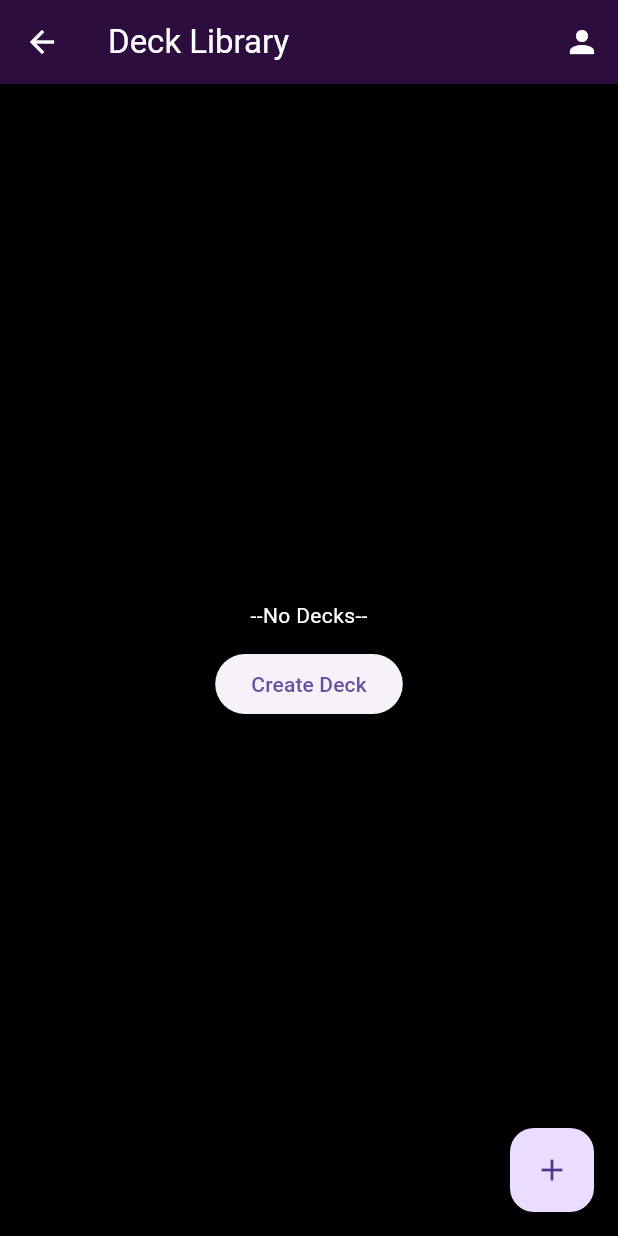
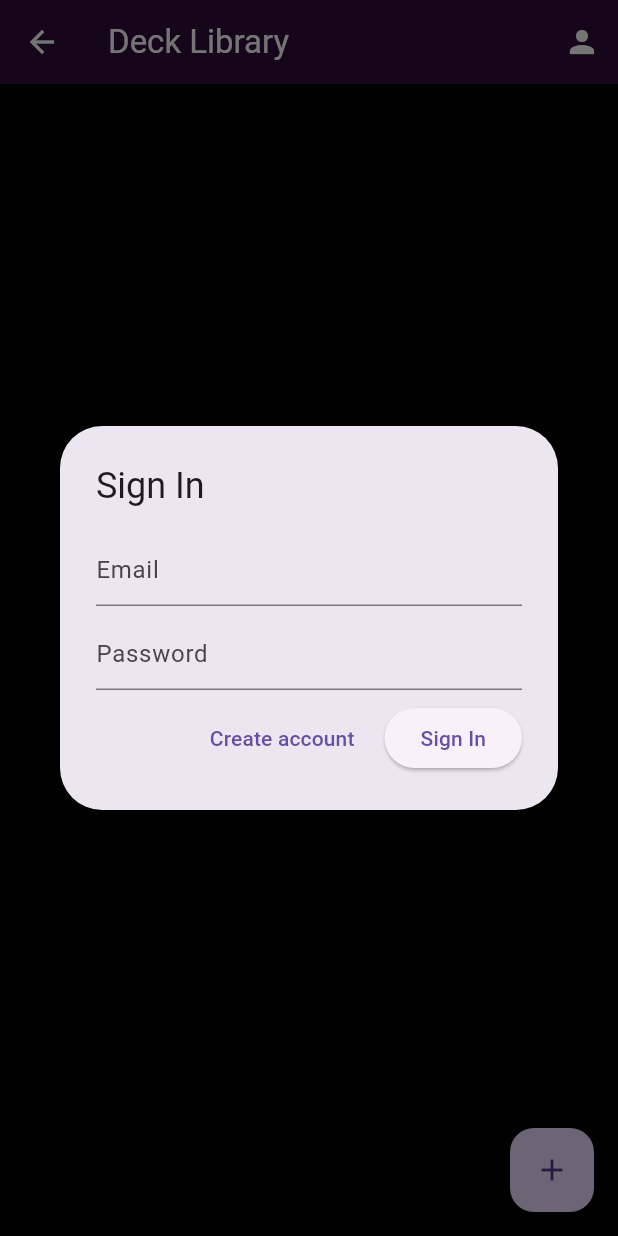
Before and after one commit to DrunkenRook/Projects, a Flutter app: the DeckLibrary screen opened directly, after a tap on the "person" icon, on a phone screen of 412 x 824 dp. Run offline on Flutter 3.47's test engine with Material 3 defaults, Android fonts, the phone set to English and light mode, and no system bars; network calls fail.

Commit message:
user sign in & save implemented, save data across program instances WIP

```diff
--- a/Flutter/casual_commander/lib/main.dart
+++ b/Flutter/casual_commander/lib/main.dart
@@ -3,6 +3,7 @@ import 'pages/rulebook.dart';
 import 'pages/card_search.dart';
 import 'pages/deck_library.dart';
 import 'pages/deck_manager.dart';
+import 'pages/auth.dart';
 
 Future<void> main() async {
   WidgetsFlutterBinding.ensureInitialized();
@@ -47,7 +48,9 @@ class HomePage extends StatelessWidget
           IconButton(
             icon: const Icon(Icons.person, color: Colors.white),
             tooltip: 'User',
-            onPressed: () {}, // placeholder for user details
+            onPressed: () async {
+              await showAuthDialog(context);
+            },
           ),
         ],
       ),
--- /dev/null
+++ b/Flutter/casual_commander/lib/pages/auth.dart
@@ -0,0 +1,102 @@
+import 'package:flutter/material.dart';
+import 'deck_manager.dart';
+
+Future<bool> showAuthDialog(BuildContext context) async {
+  final manager = DeckManager.instance;
+
+  return await showDialog<bool>(
+        context: context,
+        builder: (context) {
+          if (manager.currentUserEmail != null) {
+            final email = manager.currentUserEmail!;
+            return AlertDialog(
+              title: const Text('User'),
+              content: Text('Signed in as: $email'),
+              actions: [
+                TextButton(
+                  onPressed: () => Navigator.pop(context, false),
+                  child: const Text('Close'),
+                ),
+                TextButton(
+                  onPressed: () async {
+                    await manager.signOut();
+                    Navigator.pop(context, true);
+                  },
+                  child: const Text('Sign out'),
+                ),
+              ],
+            );
+          }
+
+          final emailController = TextEditingController();
+          final passwordController = TextEditingController();
+          bool isSignIn = true;
+          String? error;
+
+          return StatefulBuilder(builder: (context, setState) {
+            Future<void> tryAuth() async {
+              final email = emailController.text.trim();
+              final pw = passwordController.text;
+              bool ok = false;
+              if (isSignIn) {
+                ok = await manager.signIn(email, pw);
+              } else {
+                ok = await manager.signUp(email, pw);
+              }
+              if (ok) {
+                Navigator.pop(context, true);
+              } else {
+                setState(() {
+                  error = isSignIn ? 'Sign in failed' : 'Sign up failed';
+                });
+              }
+            }
+
+            return AlertDialog(
+              title: Text(isSignIn ? 'Sign In' : 'Sign Up'),
+              content: SizedBox(
+                width: double.maxFinite,
+                child: Column(
+                  mainAxisSize: MainAxisSize.min,
+                  children: [
+                    TextField(
+                      controller: emailController,
+                      decoration: const InputDecoration(hintText: 'Email'),
+                    ),
+                    const SizedBox(height: 8),
+                    TextField(
+                      controller: passwordController,
+                      obscureText: true,
+                      decoration: const InputDecoration(hintText: 'Password'),
+                    ),
+                    const SizedBox(height: 8),
+                    if (error != null)
+                      Text(error!, style: const TextStyle(color: Colors.red)),
+                    Row(
+                      mainAxisAlignment: MainAxisAlignment.end,
+                      children: [
+                        TextButton(
+                          onPressed: () {
+                            setState(() {
+                              isSignIn = !isSignIn;
+                              error = null;
+                            });
+                          },
+                          child: Text(isSignIn ? 'Create account' : 'Have an account?'),
+                        ),
+                        const SizedBox(width: 8),
+                        ElevatedButton(
+                          onPressed: tryAuth,
+                          child: Text(isSignIn ? 'Sign In' : 'Sign Up'),
+                        ),
+                      ],
+                    )
+                  ],
+                ),
+              ),
+            );
+          });
+        },
+      ) ??
+      false;
+}
--- a/Flutter/casual_commander/lib/pages/card_detail.dart
+++ b/Flutter/casual_commander/lib/pages/card_detail.dart
@@ -1,4 +1,5 @@
 import 'package:flutter/material.dart';
+import 'auth.dart';
 
 class CardDetail extends StatelessWidget
 {
@@ -31,7 +32,9 @@ class CardDetail extends StatelessWidget
           IconButton(
             icon: const Icon(Icons.person, color: Colors.white),
             tooltip: 'User',
-            onPressed: () {}, // placeholder for user details
+            onPressed: () async {
+              await showAuthDialog(context);
+            }, // placeholder for user details
           ),
         ],
       ),
--- a/Flutter/casual_commander/lib/pages/card_search.dart
+++ b/Flutter/casual_commander/lib/pages/card_search.dart
@@ -3,6 +3,7 @@ import 'package:flutter/material.dart';
 import 'package:http/http.dart' as http;
 import 'card_detail.dart';
 import 'deck_manager.dart';
+import 'auth.dart';
 
 class CardSearch extends StatefulWidget
 {
@@ -264,7 +265,10 @@ class CardSearchState extends State<CardSearch>
           IconButton(
             icon: const Icon(Icons.person, color: Colors.white),
             tooltip: 'User',
-            onPressed: () {}, // placeholder for user details
+            onPressed: () async {
+              final changed = await showAuthDialog(context);
+              if (changed == true) setState(() {});
+            },
           ),
         ],
       ),
--- a/Flutter/casual_commander/lib/pages/deck_library.dart
+++ b/Flutter/casual_commander/lib/pages/deck_library.dart
@@ -1,6 +1,7 @@
 import 'package:flutter/material.dart';
 import 'deck_manager.dart';
 import 'deck_detail.dart';
+import 'auth.dart';
 
 class DeckLibrary extends StatefulWidget {
   const DeckLibrary({super.key});
@@ -46,7 +47,10 @@ class _DeckLibraryState extends State<DeckLibrary> {
           IconButton(
             icon: const Icon(Icons.person, color: Colors.white),
             tooltip: 'User',
-            onPressed: () {}, // placeholder for user details
+            onPressed: () async {
+              final changed = await showAuthDialog(context);
+              if (changed == true) setState(() {});
+            }, // opens auth dialog
           ),
         ],
       ),
@@ -59,13 +63,12 @@ class _DeckLibraryState extends State<DeckLibrary> {
                   children: [
                     const Text('--No Decks--', style: TextStyle(color: Colors.white)),
                     const SizedBox(height: 12),
-                    ElevatedButton(onPressed: _createDeck, child: const Text('Create Deck')),
                   ],
                 ),
               )
             : ListView.separated(
                 itemCount: _decks.length,
-                separatorBuilder: (_, __) => const Divider(color: Colors.white24),
+                separatorBuilder: (_, __) => const Divider(color: Colors.white30),
                 itemBuilder: (context, index)
                 {
                   final deck = _decks[index];
--- a/Flutter/casual_commander/lib/pages/deck_manager.dart
+++ b/Flutter/casual_commander/lib/pages/deck_manager.dart
@@ -27,7 +27,14 @@ class DeckManager
 
   final List<Deck> _decks = [];
 
+  // users: email -> { 'password': string, 'decks': List<Map> }
+  final Map<String, Map<String, dynamic>> _users = {};
+
+  String? _currentUserEmail;
+
   List<Deck> get decks => List.unmodifiable(_decks);
+
+  String? get currentUserEmail => _currentUserEmail;
 
   Future<File> _getFile() async
   {
@@ -42,10 +49,38 @@ class DeckManager
       if (!await file.exists()) return;
       final contents = await file.readAsString();
       if (contents.trim().isEmpty) return;
-      final data = jsonDecode(contents) as List<dynamic>;
+      final dynamic decoded = jsonDecode(contents);
+
+      // Support two formats:
+      // 1) legacy: file contains a List of decks -> load into _decks (no auth)
+      // 2) new: file contains a Map with 'users' and optional 'lastSignedIn'
+
       _decks.clear();
-      for (final d in data) {
-        _decks.add(Deck.fromJson(Map<String, dynamic>.from(d as Map)));
+      _users.clear();
+
+      if (decoded is List) {
+        for (final d in decoded) {
+          _decks.add(Deck.fromJson(Map<String, dynamic>.from(d as Map)));
+        }
+        _currentUserEmail = null;
+      } else if (decoded is Map) {
+        final map = Map<String, dynamic>.from(decoded);
+        final usersRaw = map['users'] as Map<String, dynamic>? ?? {};
+        usersRaw.forEach((email, u) {
+          final uMap = Map<String, dynamic>.from(u as Map);
+          final pw = uMap['password'] as String? ?? '';
+          final decksRaw = uMap['decks'] as List<dynamic>? ?? <dynamic>[];
+          _users[email] = {'password': pw, 'decks': decksRaw};
+        });
+
+        final last = map['lastSignedIn'] as String?;
+        if (last != null && _users.containsKey(last)) {
+          _currentUserEmail = last;
+          final userDecks = _users[last]!['decks'] as List<dynamic>;
+          for (final d in userDecks) {
+            _decks.add(Deck.fromJson(Map<String, dynamic>.from(d as Map)));
+          }
+        }
       }
     }
     catch (e)
@@ -59,16 +94,72 @@ class DeckManager
     try
     {
       final file = await _getFile();
-      final data = _decks.map((d) => d.toJson()).toList();
-      await file.writeAsString(jsonEncode(data), mode: FileMode.append, flush: true);
+      // persist users structure if available; otherwise persist legacy decks list
+      if (_users.isEmpty) {
+        final data = _decks.map((d) => d.toJson()).toList();
+        await file.writeAsString(jsonEncode(data));
+        return;
+      }
+
+      final Map<String, dynamic> out = {};
+      final Map<String, dynamic> usersOut = {};
+      _users.forEach((email, u) {
+        usersOut[email] = {
+          'password': u['password'],
+          'decks': u['decks'],
+        };
+      });
+      out['users'] = usersOut;
+      out['lastSignedIn'] = _currentUserEmail;
+
+      await file.writeAsString(jsonEncode(out));
     } catch (e) {
       // ignore
+    }
+  }
+
+  // Auth API
+  Future<bool> signUp(String email, String password) async {
+    if (email.isEmpty || password.isEmpty) return false;
+    if (_users.containsKey(email)) return false;
+    _users[email] = {'password': password, 'decks': <dynamic>[]};
+    _currentUserEmail = email;
+    _decks.clear();
+    await _saveToDisk();
+    return true;
+  }
+
+  Future<bool> signIn(String email, String password) async {
+    if (!_users.containsKey(email)) return false;
+    final u = _users[email]!;
+    if (u['password'] != password) return false;
+    _currentUserEmail = email;
+    _decks.clear();
+    final userDecks = u['decks'] as List<dynamic>? ?? <dynamic>[];
+    for (final d in userDecks) {
+      _decks.add(Deck.fromJson(Map<String, dynamic>.from(d as Map)));
+    }
+    await _saveToDisk();
+    return true;
+  }
+
+  Future<void> signOut() async {
+    _currentUserEmail = null;
+    _decks.clear();
+    await _saveToDisk();
+  }
+
+  // update stored decks for current user before saving
+  void _updateUserDecksBeforeSave() {
+    if (_currentUserEmail != null && _users.containsKey(_currentUserEmail)) {
+      _users[_currentUserEmail]!['decks'] = _decks.map((d) => d.toJson()).toList();
     }
   }
 
   Deck createDeck(String name) {
     final deck = Deck(id: DateTime.now().millisecondsSinceEpoch.toString(), name: name);
     _decks.add(deck);
+    _updateUserDecksBeforeSave();
     _saveToDisk();
     return deck;
   }
@@ -89,6 +180,7 @@ class DeckManager
     final deck = getDeckById(deckId);
     if (deck == null) return;
     deck.cards.add(Map<String, dynamic>.from(card));
+    _updateUserDecksBeforeSave();
     _saveToDisk();
   }
 
@@ -99,6 +191,7 @@ class DeckManager
     if (index >= 0 && index < deck.cards.length)
     {
       deck.cards.removeAt(index);
+      _updateUserDecksBeforeSave();
       _saveToDisk();
     }
   }
--- a/Flutter/casual_commander/lib/pages/rulebook.dart
+++ b/Flutter/casual_commander/lib/pages/rulebook.dart
@@ -1,5 +1,6 @@
 import 'package:flutter/material.dart';
 import 'package:flutter/services.dart' show rootBundle;
+import 'auth.dart';
 
 class Rulebook extends StatefulWidget
 {
@@ -101,7 +102,10 @@ class RulebookState extends State<Rulebook>
           IconButton(
             icon: const Icon(Icons.person, color: Colors.white),
             tooltip: 'User',
-            onPressed: () {}, // placeholder for user details
+            onPressed: () async {
+              final changed = await showAuthDialog(context);
+              if (changed == true) setState(() {});
+            },
           ),
         ],
       ),
```
